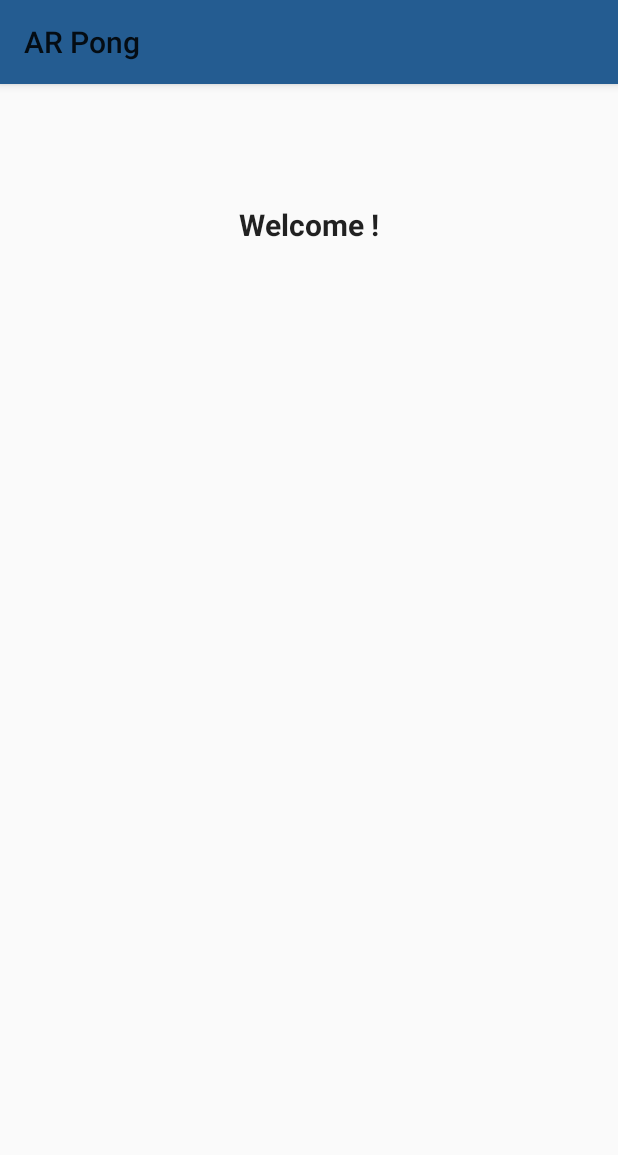
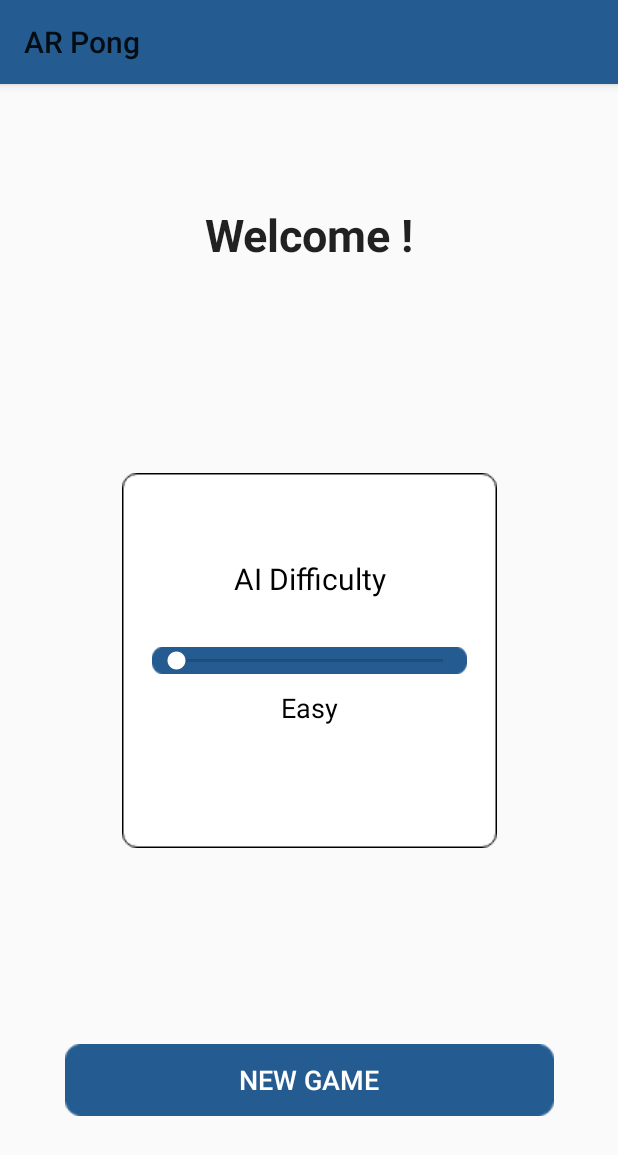
Before and after one commit to joshchua/ar-pong, an Android app: the screen it shows after launch (MainActivity), after a tap on "LOGIN", on a phone screen of 412 x 824 dp. Shown: the top 1155 px of the screen. Run offline under Robolectric (Android 15) with nearby library versions, the phone set to English and light mode, and no system bars.

Commit message:
Added a few more screens and built in simple navigation

```diff
--- a/app/src/main/java/com/chuahamilton/arpong/fragments/MainMenu.kt
+++ b/app/src/main/java/com/chuahamilton/arpong/fragments/MainMenu.kt
@@ -5,13 +5,18 @@ import android.os.Bundle
 import android.view.LayoutInflater
 import android.view.View
 import android.view.ViewGroup
+import android.widget.SeekBar
+import android.widget.SeekBar.OnSeekBarChangeListener
 import androidx.fragment.app.Fragment
 import com.chuahamilton.arpong.R
 import kotlinx.android.synthetic.main.fragment_main_menu.*
 
+
 class MainMenu : Fragment() {
 
     private var username = ""
+    private var difficultyLevel = "Easy"
+    private var bundle = Bundle()
 
     override fun onCreateView(
         inflater: LayoutInflater, container: ViewGroup?,
@@ -23,12 +28,54 @@ class MainMenu : Fragment() {
 
     override fun onViewCreated(view: View, savedInstanceState: Bundle?) {
         super.onViewCreated(view, savedInstanceState)
+
+        difficultyLevelText.text = getString(R.string.difficulty_level, difficultyLevel)
+
+        initializeButtons()
         setUsername()
+        setDifficultyLevelListener()
+
     }
 
-    private fun setUsername(){
+    private fun setUsername() {
         this.username = arguments!!.getString("username")!!
         welcomeText.text = getString(R.string.welcomeMessage, username)
     }
 
+    private fun setDifficultyLevelListener() {
+        difficultyBar.setOnSeekBarChangeListener(object : OnSeekBarChangeListener {
+
+            override fun onStopTrackingTouch(seekBar: SeekBar) {
+                // TODO Auto-generated method stub
+            }
+
+            override fun onStartTrackingTouch(seekBar: SeekBar) {
+                // TODO Auto-generated method stub
+            }
+
+            override fun onProgressChanged(seekBar: SeekBar, progress: Int, fromUser: Boolean) {
+
+                when (progress) {
+                    0 -> difficultyLevelText.text = getString(R.string.difficulty_level, "Easy")
+                    1 -> difficultyLevelText.text = getString(R.string.difficulty_level, "Normal")
+                    2 -> difficultyLevelText.text = getString(R.string.difficulty_level, "Hard")
+                }
+            }
+        })
+    }
+
+    private fun initializeButtons() {
+
+//        this.bundle.putString("difficultyKey", difficultyLevel)
+//        val gameFragment = GameFragment()
+//        gameFragment.arguments = bundle
+
+        newGameBtn.setOnClickListener {
+            activity!!.supportFragmentManager.beginTransaction()
+                .replace(R.id.container, GameFragment())
+                .addToBackStack(null)
+                .commit()
+        }
+    }
+
 }
--- a/app/src/main/res/layout/fragment_login.xml
+++ b/app/src/main/res/layout/fragment_login.xml
@@ -5,7 +5,7 @@
     android:id="@+id/main"
     android:layout_width="match_parent"
     android:layout_height="match_parent"
-    tools:context=".fragments.LoginFragment">
+    tools:context="com.chuahamilton.arpong.fragments.LoginFragment">
 
     <TextView
         android:id="@+id/createUsernameText"
--- a/app/src/main/res/layout/fragment_main_menu.xml
+++ b/app/src/main/res/layout/fragment_main_menu.xml
@@ -11,12 +11,74 @@
         android:layout_height="wrap_content"
         android:layout_marginTop="80dp"
         android:text="@string/welcomeMessage"
-        android:textSize="20sp"
+        android:textSize="30sp"
         android:textStyle="bold"
         app:layout_constraintEnd_toEndOf="parent"
         app:layout_constraintStart_toStartOf="parent"
         app:layout_constraintTop_toTopOf="parent"
         tools:text="Welcome username" />
 
+    <androidx.constraintlayout.widget.ConstraintLayout
+        android:id="@+id/difficultyContainer"
+        android:layout_width="250dp"
+        android:layout_height="250dp"
+        android:background="@drawable/arpong_difficulty_container"
+        app:layout_constraintEnd_toEndOf="parent"
+        app:layout_constraintStart_toStartOf="parent"
+        app:layout_constraintBottom_toBottomOf="parent"
+        app:layout_constraintTop_toTopOf="parent">
+
+        <TextView
+            android:id="@+id/difficultyText"
+            android:layout_width="wrap_content"
+            android:layout_height="wrap_content"
+            android:text="@string/ai_difficulty"
+            android:textSize="20sp"
+            android:textColor="@color/arpong_black"
+            app:layout_constraintEnd_toEndOf="parent"
+            app:layout_constraintStart_toStartOf="parent"
+            app:layout_constraintTop_toTopOf="parent"
+            app:layout_constraintBottom_toBottomOf="parent"
+            android:layout_marginBottom="110dp"/>
+
+        <SeekBar
+            android:id="@+id/difficultyBar"
+            android:layout_width="match_parent"
+            android:layout_height="wrap_content"
+            android:layout_margin="20dp"
+            android:max="2"
+            android:progress="0"
+            app:layout_constraintEnd_toEndOf="parent"
+            app:layout_constraintStart_toStartOf="parent"
+            app:layout_constraintBottom_toBottomOf="parent"
+            app:layout_constraintTop_toTopOf="parent"
+            android:background="@drawable/arpong_seekbar"
+            android:backgroundTint="@color/colorPrimary"/>
+
+        <TextView
+            android:id="@+id/difficultyLevelText"
+            android:layout_width="wrap_content"
+            android:layout_height="wrap_content"
+            android:textSize="18sp"
+            android:layout_marginTop="10dp"
+            android:text="@string/difficulty_level"
+            android:textColor="@color/arpong_black"
+            app:layout_constraintEnd_toEndOf="parent"
+            app:layout_constraintStart_toStartOf="parent"
+            app:layout_constraintTop_toBottomOf="@id/difficultyBar"
+            tools:text="Easy" />
+
+    </androidx.constraintlayout.widget.ConstraintLayout>
+
+    <Button
+        android:id="@+id/newGameBtn"
+        android:layout_width="wrap_content"
+        android:layout_height="wrap_content"
+        android:layout_marginBottom="80dp"
+        android:text="@string/new_game"
+        app:layout_constraintBottom_toBottomOf="parent"
+        app:layout_constraintEnd_toEndOf="parent"
+        app:layout_constraintStart_toStartOf="parent"/>
+
 
 </androidx.constraintlayout.widget.ConstraintLayout>
--- a/app/src/main/res/values/strings.xml
+++ b/app/src/main/res/values/strings.xml
@@ -2,12 +2,18 @@
 
     <string name="app_name">AR Pong</string>
 
-<!--LoginFragment-->
+    <!--LoginFragment-->
     <string name="create_username">Create Username</string>
     <string name="login">Login</string>
     <string name="username">Username</string>
 
 
-<!--MainMenuFragment-->
+    <!--MainMenuFragment-->
     <string name="welcomeMessage">Welcome %s!</string>
+    <string name="new_game">New game</string>
+    <string name="ai_difficulty">AI Difficulty</string>
+    <string name="difficulty_level">%s</string>
+
+    <!-- TODO: Remove or change this placeholder text -->
+    <string name="hello_blank_fragment">Hello blank fragment</string>
 </resources>
--- a/build.gradle
+++ b/build.gradle
@@ -1,7 +1,7 @@
 // Top-level build file where you can add configuration options common to all sub-projects/modules.
 
 buildscript {
-    ext.kotlin_version = '1.3.60'
+    ext.kotlin_version = '1.3.50'
     repositories {
         google()
         jcenter()
@@ -11,8 +11,7 @@ buildscript {
         classpath 'com.android.tools.build:gradle:3.5.2'
         classpath "org.jetbrains.kotlin:kotlin-gradle-plugin:$kotlin_version"
         classpath 'com.google.ar.sceneform:plugin:1.13.0'
-        // NOTE: Do not place your application dependencies here; they belong
-        // in the individual module build.gradle files
+
     }
 }
 
@@ -20,7 +19,6 @@ allprojects {
     repositories {
         google()
         jcenter()
-
     }
 }
 
--- a/gradle.properties
+++ b/gradle.properties
@@ -19,3 +19,5 @@ android.useAndroidX=true
 android.enableJetifier=true
 # Kotlin code style for this project: "official" or "obsolete":
 kotlin.code.style=official
+
+kapt.incremental.apt=true
```
Also changed, not shown: app/build.gradle (+0 -20 lines), app/src/main/java/com/chuahamilton/arpong/fragments/GameFragment.kt (added, +23 -0 lines), app/src/main/res/layout/fragment_game.xml (added, +21 -0 lines), app/src/main/res/drawable/arpong_difficulty_container.png (added), app/src/main/res/drawable/arpong_seekbar.png (added), 3 other files.
